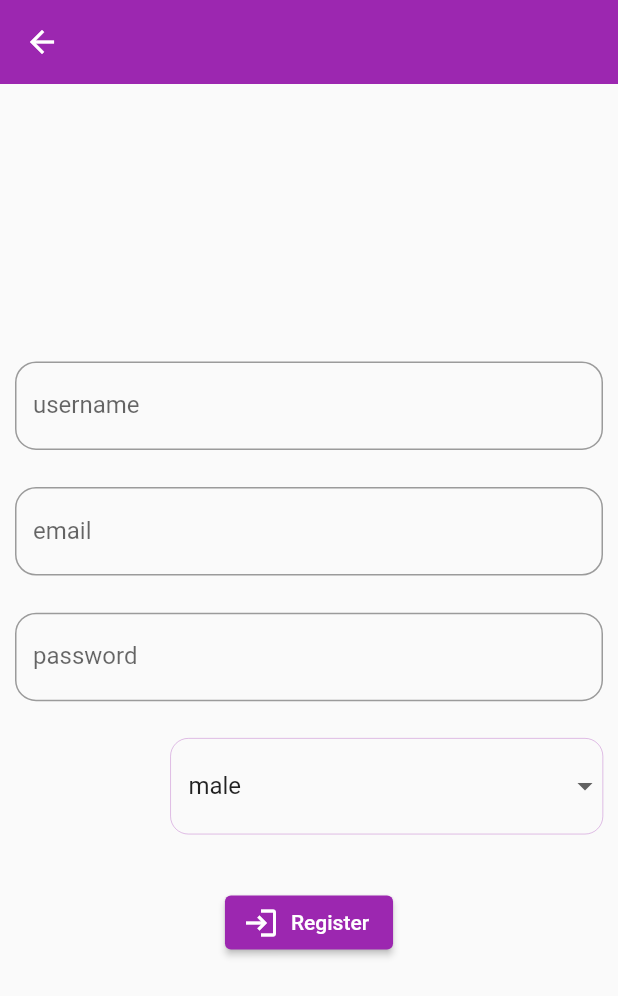
After one commit to Sedatdynn/E-Commerce-App, a Flutter app: the screen it shows after launch, after a tap on "Don't have an account?", on a phone screen of 412 x 824 dp. The commit adds this screen. Shown: the top 996 px of the screen. Run offline on Flutter 3.47's test engine with Material 2 defaults, Android fonts, the phone set to English and light mode, and no system bars; our stand-ins replace bloc, dio, flutter_bloc; network calls fail.

Commit message:
register ui implemented

```diff
--- /dev/null
+++ b/e-commerce-app/lib/core/const/packagesShelf/packages_shelf.dart
@@ -0,0 +1,5 @@
+export 'package:dio/dio.dart';
+export 'package:flutter/material.dart';
+export 'package:flutter_bloc/flutter_bloc.dart';
+export 'package:flutter/services.dart';
+export 'dart:io';
--- a/e-commerce-app/lib/core/extension/const/responsive/responsive.dart
+++ b/e-commerce-app/lib/core/const/responsive/responsive.dart
@@ -3,6 +3,8 @@ import 'package:flutter/material.dart';
 extension ResponsiveExtension on BuildContext {
   double get height => MediaQuery.of(this).size.height;
   double get width => MediaQuery.of(this).size.width;
+  double dynamicHeight(double value) => height * value;
+  double dynamicWidth(double value) => width * value;
 }
 
 extension AllPaddings on BuildContext {
--- a/e-commerce-app/lib/main.dart
+++ b/e-commerce-app/lib/main.dart
@@ -1,10 +1,7 @@
-import 'package:beginer_bloc/views/home/view/home_view.dart';
-import 'package:beginer_bloc/service/network_manager.dart';
-import 'package:flutter/material.dart';
-import 'package:flutter/services.dart';
-import 'package:flutter_bloc/flutter_bloc.dart';
-import 'views/home/service/home_service.dart';
-import 'views/home/viewModel/home_cubit.dart';
+import 'package:beginer_bloc/core/const/packagesShelf/packages_shelf.dart';
+import 'package:beginer_bloc/views/home/home_shelf.dart';
+import 'package:beginer_bloc/views/login/view/login_view.dart';
+import 'service/network_manager.dart';
 
 void main() {
   runApp(const MyApp());
@@ -40,7 +37,7 @@ class MyApp extends StatelessWidget {
                     BoxDecoration(borderRadius: BorderRadius.circular(200))),
             primarySwatch: Colors.purple,
           ),
-          home: const HomeView()),
+          home: LoginView()),
     );
   }
 }
--- a/e-commerce-app/lib/views/home/viewModel/home_cubit.dart
+++ b/e-commerce-app/lib/views/home/cubit/home_cubit.dart
@@ -13,8 +13,9 @@ class HomeCubit extends Cubit<HomeStates> {
 
   List<ProductModel> allProduct = [];
   Future<void> fetchAllProduct() async {
+    final a = await generalService.fetchProductItems();
     try {
-      allProduct = (await generalService.fetchProductItems());
+      allProduct = a;
       emit(HomeItemsLoaded(allProduct));
     } catch (e) {
       emit(HomeError(e.toString()));
--- /dev/null
+++ b/e-commerce-app/lib/views/home/home_shelf.dart
@@ -0,0 +1,4 @@
+export 'package:beginer_bloc/views/home/view/home_view.dart';
+export 'package:beginer_bloc/views/home/model/home_model.dart';
+export 'package:beginer_bloc/views/home/cubit/home_cubit.dart';
+export 'package:beginer_bloc/views/home/service/home_service.dart';
--- a/e-commerce-app/lib/views/home/service/home_service.dart
+++ b/e-commerce-app/lib/views/home/service/home_service.dart
@@ -1,6 +1,5 @@
-import 'dart:io';
-import 'package:beginer_bloc/views/home/model/home_model.dart';
-import 'package:dio/dio.dart';
+import 'package:beginer_bloc/views/home/home_shelf.dart';
+import '../../../core/const/packagesShelf/packages_shelf.dart';
 
 abstract class IGeneralService {
   IGeneralService(
--- /dev/null
+++ b/e-commerce-app/lib/views/login/login_shelf.dart
@@ -0,0 +1,3 @@
+export 'package:beginer_bloc/views/login/cubit/login_cubit.dart';
+export 'package:beginer_bloc/views/login/login_shelf.dart';
+export 'package:beginer_bloc/views/login/service/login_service.dart';
--- a/e-commerce-app/lib/views/login/view/login_view.dart
+++ b/e-commerce-app/lib/views/login/view/login_view.dart
@@ -1,9 +1,7 @@
-import 'package:beginer_bloc/views/login/service/login_service.dart';
-import 'package:beginer_bloc/views/home/view/home_view.dart';
-import 'package:beginer_bloc/views/login/viewModel/login_cubit.dart';
-import 'package:dio/dio.dart';
-import 'package:flutter/material.dart';
-import 'package:flutter_bloc/flutter_bloc.dart';
+import 'package:beginer_bloc/views/login/login_shelf.dart';
+import 'package:beginer_bloc/views/register/view/register_view.dart';
+import '../../../core/const/packagesShelf/packages_shelf.dart';
+import '../../home/home_shelf.dart';
 
 class LoginView extends StatelessWidget {
   LoginView({Key? key}) : super(key: key);
@@ -16,6 +14,7 @@ class LoginView extends StatelessWidget {
   final String appBarTitle = "Cubit Login";
   final String buttonTitle = "Login";
   final String baseUrl = "https://reqres.in/api";
+  final String accountText = "Don't have an account?";
 
   @override
   Widget build(BuildContext context) {
@@ -56,6 +55,7 @@ class LoginView extends StatelessWidget {
                 height: MediaQuery.of(context).size.height * 0.03,
               ),
               passwordField(),
+              dontHaveAccountText(context),
               SizedBox(
                 height: MediaQuery.of(context).size.height * 0.03,
               ),
@@ -64,6 +64,24 @@ class LoginView extends StatelessWidget {
           ),
         ),
       ),
+    );
+  }
+
+  Widget dontHaveAccountText(BuildContext context) {
+    return InkWell(
+      onTap: () {
+        Navigator.push(
+            context,
+            MaterialPageRoute(
+              builder: (context) => RegisterView(),
+            ));
+      },
+      child: Align(
+          alignment: Alignment.centerRight,
+          child: Text(
+            accountText,
+            style: const TextStyle(color: Colors.purple),
+          )),
     );
   }
 
--- /dev/null
+++ b/e-commerce-app/lib/views/register/cubit/register_cubit.dart
@@ -0,0 +1,6 @@
+import '../../../core/const/packagesShelf/packages_shelf.dart';
+import 'register_state.dart';
+
+class RegisterCubit extends Cubit<RegisterState> {
+  RegisterCubit() : super(RegisterInitial());
+}
--- /dev/null
+++ b/e-commerce-app/lib/views/register/view/register_view.dart
@@ -0,0 +1,138 @@
+import 'package:flutter/material.dart';
+
+class RegisterView extends StatefulWidget {
+  const RegisterView({Key? key}) : super(key: key);
+  @override
+  State<RegisterView> createState() => _RegisterViewState();
+}
+
+class _RegisterViewState extends State<RegisterView> {
+  List<String> items = <String>[DropItems.male.name, DropItems.female.name];
+  String? selectedItem = DropItems.male.name;
+
+  final GlobalKey<FormState> formKey = GlobalKey();
+  final TextEditingController passwordController = TextEditingController();
+  final TextEditingController emailController = TextEditingController();
+  final TextEditingController usernameController = TextEditingController();
+
+  @override
+  Widget build(BuildContext context) {
+    return Scaffold(
+      appBar: AppBar(),
+      body: Center(
+        child: SingleChildScrollView(
+          padding: const EdgeInsets.symmetric(horizontal: 10),
+          child: Form(
+            key: formKey,
+            // autovalidateMode: state is LoginValidateState
+            //     ? (state.isValidate
+            //         ? AutovalidateMode.always
+            //         : AutovalidateMode.disabled)
+            //     : AutovalidateMode.disabled,
+            child: Column(
+              crossAxisAlignment: CrossAxisAlignment.end,
+              mainAxisAlignment: MainAxisAlignment.spaceEvenly,
+              children: [
+                usernameField(),
+                SizedBox(
+                  height: MediaQuery.of(context).size.height * 0.03,
+                ),
+                emailField(),
+                SizedBox(
+                  height: MediaQuery.of(context).size.height * 0.03,
+                ),
+                passwordField(),
+                SizedBox(
+                  height: MediaQuery.of(context).size.height * 0.03,
+                ),
+                buildDropdownMenu(context),
+                SizedBox(
+                  height: MediaQuery.of(context).size.height * 0.03,
+                ),
+                registerButton()
+              ],
+            ),
+          ),
+        ),
+      ),
+    );
+  }
+
+  SizedBox buildDropdownMenu(BuildContext context) {
+    return SizedBox(
+      height: MediaQuery.of(context).size.height * 0.09,
+      width: MediaQuery.of(context).size.width * 0.7,
+      child: DropdownButtonFormField<String>(
+        decoration: InputDecoration(
+          enabledBorder: OutlineInputBorder(
+              borderRadius: BorderRadius.circular(12),
+              borderSide: const BorderSide(width: 0.2, color: Colors.purple)),
+          focusedBorder: OutlineInputBorder(
+              borderRadius: BorderRadius.circular(12),
+              borderSide: const BorderSide(width: 2, color: Colors.grey)),
+        ),
+        items: items
+            .map(
+              (item) => DropdownMenuItem<String>(
+                value: item,
+                child: Text(item),
+              ),
+            )
+            .toList(),
+        onChanged: (item) {
+          setState(() {
+            selectedItem = item;
+          });
+        },
+        value: selectedItem,
+      ),
+    );
+  }
+
+  Widget registerButton() {
+    return Center(
+      child: ElevatedButton.icon(
+          onPressed: () {},
+          icon: const Icon(Icons.login),
+          label: const Text("Register")),
+    );
+  }
+
+  TextFormField passwordField() {
+    return TextFormField(
+      validator: (value) => (value ?? "").length > 5 ? null : "5ten kucuk",
+      controller: passwordController,
+      decoration: InputDecoration(
+          border: OutlineInputBorder(
+            borderRadius: BorderRadius.circular(14),
+          ),
+          labelText: "password"),
+    );
+  }
+
+  TextFormField emailField() {
+    return TextFormField(
+      validator: (value) => (value ?? "").length > 6 ? null : "6 dan kucuk",
+      controller: emailController,
+      decoration: InputDecoration(
+          border: OutlineInputBorder(
+            borderRadius: BorderRadius.circular(14),
+          ),
+          labelText: "email"),
+    );
+  }
+
+  TextFormField usernameField() {
+    return TextFormField(
+      validator: (value) => (value ?? "").length > 6 ? null : "6 dan kucuk",
+      controller: usernameController,
+      decoration: InputDecoration(
+          border: OutlineInputBorder(
+            borderRadius: BorderRadius.circular(14),
+          ),
+          labelText: "username"),
+    );
+  }
+}
+
+enum DropItems { female, male }
```
Also changed, not shown: e-commerce-app/lib/views/home/view/detail_view.dart (+5 -5 lines), e-commerce-app/lib/views/home/view/home_view.dart (+13 -11 lines), e-commerce-app/lib/views/register/cubit/register_state.dart (added, +13 -0 lines), e-commerce-app/lib/core/const/border/border_radi.dart (renamed from e-commerce-app/lib/core/extension/const/border/border_radi.dart), e-commerce-app/lib/views/login/cubit/login_cubit.dart (renamed from e-commerce-app/lib/views/login/viewModel/login_cubit.dart).
